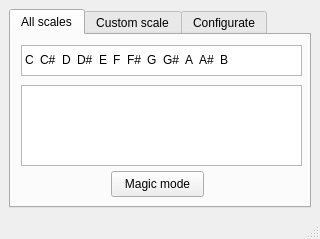
This is src/ui/ui_mainform.ui in doino-gretchenliev/Mid-Magic as Qt 5 draws it before an edit. The edited form follows.
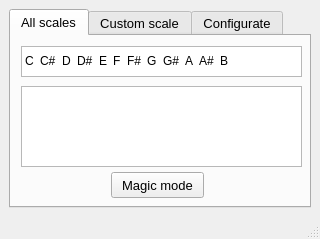
This is the edited form.

What changed in the file:
```diff
--- a/src/ui/ui_mainform.ui
+++ b/src/ui/ui_mainform.ui
@@ -104,6 +104,14 @@
         <height>566</height>
        </size>
       </property>
+      <property name="font">
+       <font>
+        <family>Arial</family>
+        <pointsize>10</pointsize>
+        <weight>50</weight>
+        <bold>false</bold>
+       </font>
+      </property>
       <property name="layoutDirection">
        <enum>Qt::LeftToRight</enum>
       </property>
@@ -150,6 +158,11 @@
           <height>31</height>
          </rect>
         </property>
+        <property name="font">
+         <font>
+          <pointsize>9</pointsize>
+         </font>
+        </property>
         <property name="autoFillBackground">
          <bool>false</bool>
         </property>
```
